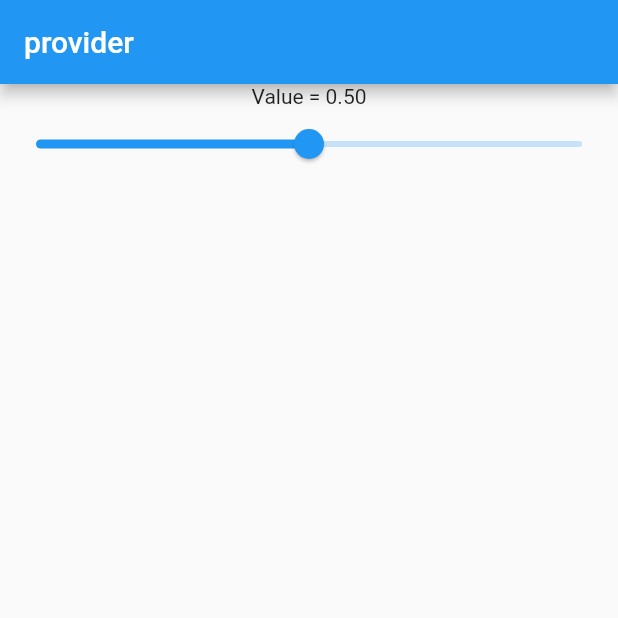
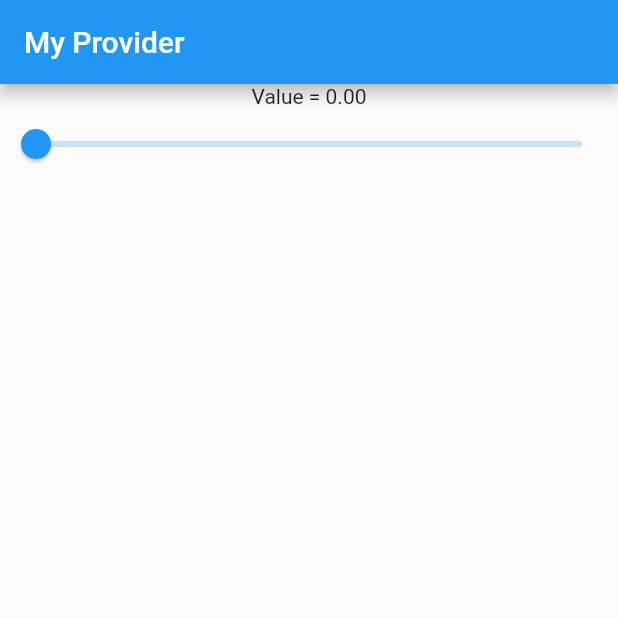
Before and after one commit to ipoobest/100DaysOfCode, a Flutter app: the screen it shows after launch, on a phone screen of 412 x 824 dp, the top half of it. Run offline on Flutter 3.47's test engine with Material 2 defaults, Android fonts, the phone set to English and light mode, and no system bars.

Commit message:
day4 flutter statemanagements =>  provider

```diff
--- a/lib/main.dart
+++ b/lib/main.dart
@@ -21,18 +21,23 @@ class Home extends StatefulWidget {
 }
 
 class _HomeState extends State<Home> {
-  double sliderValue = 0.5;
   @override
   Widget build(BuildContext context) {
-    return ChangeNotifierProvider(
-      create: (_) => SliderState(),
+    return MultiProvider(
       child: Scaffold(
-          appBar: AppBar(
-            title: Text('provider'),
-          ),
-          body: Column(
-            children: <Widget>[MyDisplay(), MySlider()],
-          )),
+        appBar: AppBar(
+          title: Text('My Provider'),
+        ),
+        body: Center(
+            child: Column(
+          children: <Widget>[
+            MyDisPlay(),
+            MySlider(),
+          ],
+        )),
+      ), providers: <SingleChildCloneableWidget>[
+        ChangeNotifierProvider(create: (BuildContext context) => SliderState())
+      ],
     );
   }
 }
--- a/lib/my_output.dart
+++ b/lib/my_output.dart
@@ -3,12 +3,12 @@ import 'package:provider/provider.dart';
 
 import 'slider_state.dart';
 
-class MyDisplay extends StatelessWidget {
+class MyDisPlay extends StatelessWidget {
   @override
   Widget build(BuildContext context) {
     return Consumer<SliderState>(
-      builder: (context,  value, _) =>
-          Text("Value = ${value.sliderValue.toStringAsFixed(2)}"),
+      builder: (context, value, _) =>  Text("Value = ${value.sliderValue.toStringAsFixed(2)}"),
+
     );
   }
 }
--- a/lib/my_slider.dart
+++ b/lib/my_slider.dart
@@ -3,17 +3,15 @@ import 'package:provider/provider.dart';
 import 'package:provider_basic/slider_state.dart';
 
 class MySlider extends StatelessWidget {
-
   @override
   Widget build(BuildContext context) {
     final sliderState = Provider.of<SliderState>(context);
     return Slider(
       min: 0,
       max: 1,
-      value: sliderState.sliderValue,
-      onChanged: (newValue) {
-       sliderState.sliderValue = newValue;
-      },
+      onChanged: (newValue){
+        sliderState.sliderValue = newValue;
+      }, value: sliderState.sliderValue,
     );
   }
 }
--- a/lib/slider_state.dart
+++ b/lib/slider_state.dart
@@ -1,11 +1,13 @@
 import 'package:flutter/material.dart';
+import 'package:provider/provider.dart';
 
+// SliderState
 class SliderState with ChangeNotifier {
-  double _sliderValue = 0.5;
+  double _sliderValue = 0;
 
   double get sliderValue => _sliderValue;
 
-  set sliderValue(double newValue){
+  set sliderValue(double newValue) {
     _sliderValue = newValue;
     notifyListeners();
   }
```
